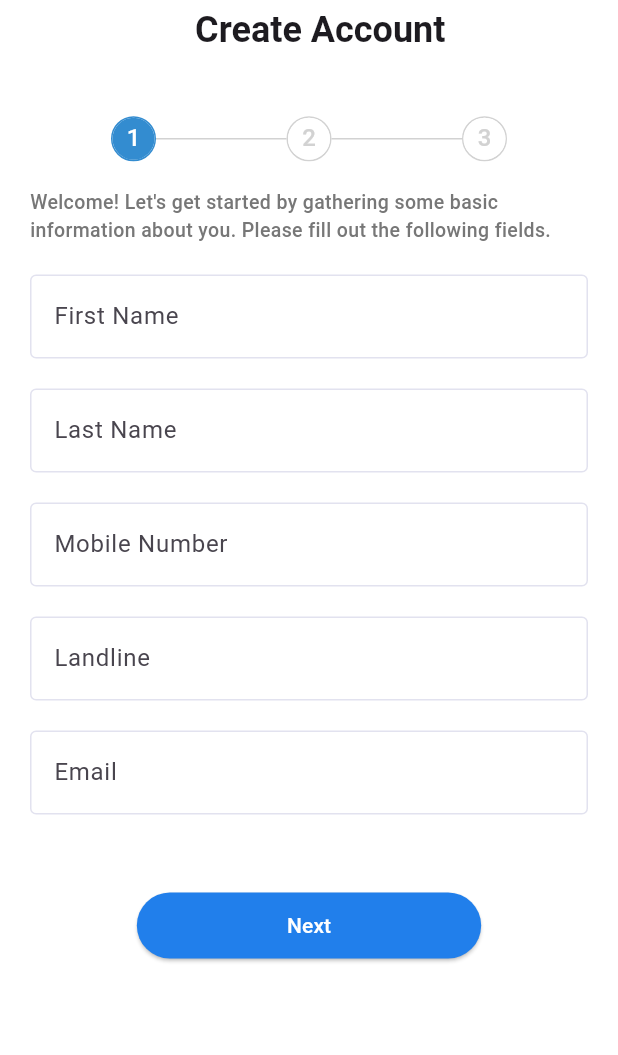
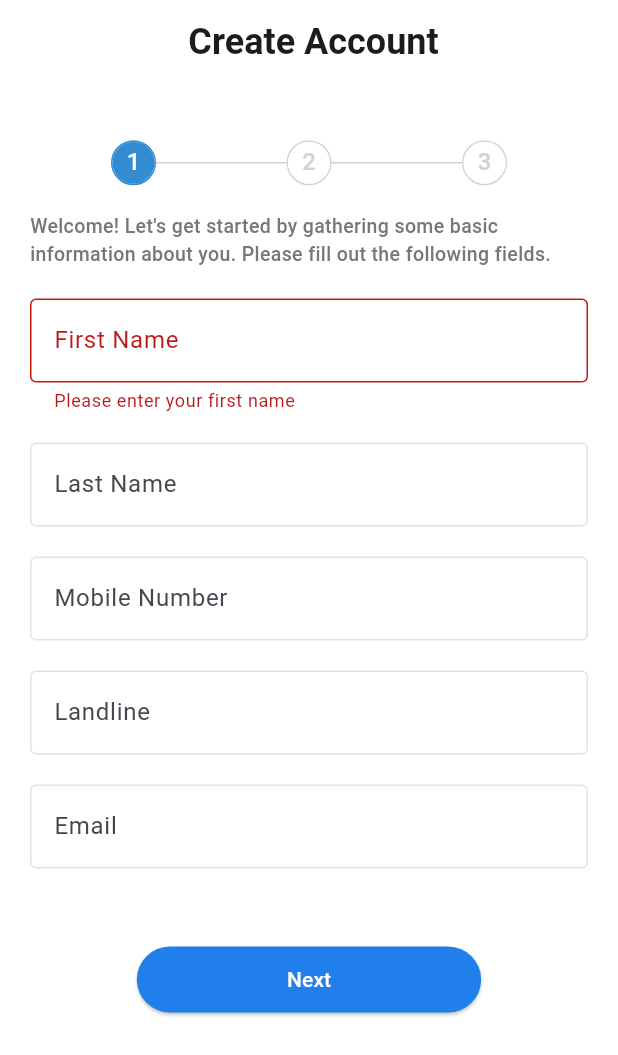
Before and after one commit to m7mda4raf99/blnk_mobile_task, a Flutter app: the screen it shows after launch, after a tap on "Next", on a phone screen of 412 x 824 dp. Shown: the top 1055 px of the screen. Run offline on Flutter 3.47's test engine with Material 3 defaults, Android fonts, the phone set to English and light mode, and no system bars; drawn by our look-alikes of easy_stepper; our stand-ins replace flutter_bloc; accounts and stored records are empty.

Commit message:
Complete 'Registration --> stepper 2'

```diff
--- a/lib/business_logic/cubit/registration_state.dart
+++ b/lib/business_logic/cubit/registration_state.dart
@@ -6,3 +6,20 @@ sealed class RegistrationState {}
 final class RegistrationInitial extends RegistrationState {}
 
 final class Stepper1Completed extends RegistrationState {}
+
+final class Stepper1Error extends RegistrationState {
+  final List<Map<String, dynamic>> textFormFields;
+  Stepper1Error(this.textFormFields);
+}
+
+final class Stepper2Completed extends RegistrationState {}
+
+final class Stepper2Error extends RegistrationState {
+  final List<Map<String, dynamic>> textFormFields;
+  Stepper2Error(this.textFormFields);
+}
+
+final class StepperBack extends RegistrationState {
+  final User user;
+  StepperBack(this.user);
+}
--- a/lib/data/models/user.dart
+++ b/lib/data/models/user.dart
@@ -4,7 +4,13 @@ class User {
   String? mobileNumber;
   String? landline;
   String? email;
-  String? address;
+  String? apartment;
+  String? floor;
+  String? building;
+  String? streetName;
+  String? area;
+  String? city;
+  String? landMark;
   String? nationalIDFront;
   String? nationalIDBack;
 
@@ -16,7 +22,13 @@ class User {
     mobileNumber = json["mobile_number"];
     landline = json["landline"];
     email = json["email"];
-    address = json["address"];
+    apartment = json["apartment"];
+    floor = json["floor"];
+    building = json["building"];
+    streetName = json["street_name"];
+    area = json["area"];
+    city = json["city"];
+    landMark = json["land_mark"];
     nationalIDFront = json["national_id_front"];
     nationalIDBack = json["national_id_back"];
   }
@@ -29,7 +41,13 @@ class User {
     data["mobile_number"] = mobileNumber;
     data["landline"] = landline;
     data["email"] = email;
-    data["address"] = address;
+    data["apartment"] = apartment;
+    data["floor"] = floor;
+    data["building"] = building;
+    data["street_name"] = streetName;
+    data["area"] = area;
+    data["city"] = city;
+    data["land_mark"] = landMark;
     data["national_id_front"] = nationalIDFront;
     data["national_id_back"] = nationalIDBack;
 
--- a/lib/presentation/screens/registration_screen.dart
+++ b/lib/presentation/screens/registration_screen.dart
@@ -17,48 +17,62 @@ class RegistrationScreen extends StatefulWidget {
 class _RegistrationScreenState extends State<RegistrationScreen> {
   int activeStep = 0;
 
+  RegistrationCubit? registrationCubit;
+
   @override
   Widget build(BuildContext context) {
+    registrationCubit = BlocProvider.of<RegistrationCubit>(context);
+
+    return BlocBuilder<RegistrationCubit, RegistrationState>(
+      builder: (context, state) {
+        if (state is Stepper1Completed) {
+          activeStep++;
+        } else if (state is Stepper2Completed) {
+          activeStep++;
+        } else if (state is StepperBack) {
+          activeStep--;
+        }
+
         return Scaffold(
           backgroundColor: Colors.white,
           appBar: AppBar(
-        toolbarHeight: 40,
+            // toolbarHeight: 40,
             backgroundColor: Colors.white,
             leading: activeStep > 0
-            ? IconButton(
-                onPressed: () {}, icon: const Icon(Icons.arrow_back_outlined))
+                ? FloatingActionButton(
+                    elevation: 0,
+                    backgroundColor: Colors.transparent,
+                    onPressed: () {
+                      registrationCubit?.back();
+                    },
+                    child: const Icon(Icons.arrow_back_outlined),
+                  )
                 : const SizedBox(
                     width: 15,
                   ),
-        leadingWidth: 15,
             title: const Center(
               child: Text('Create Account',
                   style: TextStyle(fontWeight: FontWeight.w700, fontSize: 24)),
             ),
+            actions: const [SizedBox(width: 50)],
           ),
           body: SafeArea(
             child: Padding(
               padding: const EdgeInsets.all(20),
-          child: BlocBuilder<RegistrationCubit, RegistrationState>(
-            builder: (context, state) {
-              if (state is Stepper1Completed) {
-                activeStep++;
-              }
-
-              return Column(
+              child: Column(
                 children: [
                   CustomStepper(activeStep),
                   activeStep == 0
                       ? RegistrationStepper1()
                       : activeStep == 1
-                          ? const RegistrationStepper2()
+                          ? RegistrationStepper2()
                           : const RegistrationStepper3()
                 ],
-              );
-            },
               ),
             ),
           ),
         );
+      },
+    );
   }
 }
--- /dev/null
+++ b/lib/presentation/widgets/custom_text_field.dart
@@ -0,0 +1,46 @@
+import 'package:blnk_mobile_task/services/email_validation.dart';
+import 'package:flutter/material.dart';
+
+class CustomTextField extends StatelessWidget {
+  final Map<String, dynamic> field;
+  const CustomTextField({super.key, required this.field});
+
+  @override
+  Widget build(BuildContext context) {
+    return TextFormField(
+      key: field["key"],
+      focusNode: field["focusNode"],
+      onTapOutside: (text) {
+        field["focusNode"].unfocus();
+      },
+      controller: field["controller"],
+      decoration: InputDecoration(
+        errorBorder: const OutlineInputBorder(
+          borderSide: BorderSide(
+            color: Color.fromARGB(255, 201, 26, 13),
+          ),
+        ),
+        enabledBorder: const OutlineInputBorder(
+          borderSide: BorderSide(color: Color(0xFFE2E2EF)),
+        ),
+        focusedBorder: const OutlineInputBorder(
+          borderSide: BorderSide(color: Color(0xFFE2E2EF)),
+        ),
+        border: const OutlineInputBorder(),
+        labelText: field["name"],
+      ),
+      validator: (value) {
+        if (value == null || value.isEmpty) {
+          return 'Please enter your ${field["name"].toString().toLowerCase()}';
+        } else if (field["name"] == "Email" &&
+            !EmailValidation.isValidEmail(value)) {
+          return "Please enter a valid email.";
+        }
+        return null;
+      },
+      onChanged: (_) {
+        field["key"].currentState!.validate();
+      },
+    );
+  }
+}
--- a/lib/presentation/widgets/registration_stepper_1.dart
+++ b/lib/presentation/widgets/registration_stepper_1.dart
@@ -1,4 +1,5 @@
 import 'package:blnk_mobile_task/business_logic/cubit/registration_cubit.dart';
+import 'package:blnk_mobile_task/presentation/widgets/custom_text_field.dart';
 import 'package:flutter/material.dart';
 import 'package:flutter_bloc/flutter_bloc.dart';
 
@@ -45,6 +46,18 @@ class RegistrationStepper1 extends StatelessWidget {
   Widget build(BuildContext context) {
     registrationCubit = BlocProvider.of<RegistrationCubit>(context);
 
+    return BlocBuilder<RegistrationCubit, RegistrationState>(
+      builder: (context, state) {
+        if (state is Stepper1Error) {
+          textFormFields = state.textFormFields;
+        } else if (state is StepperBack) {
+          textFormFields[0]["controller"].text = state.user.firstName;
+          textFormFields[1]["controller"].text = state.user.lastName;
+          textFormFields[2]["controller"].text = state.user.mobileNumber;
+          textFormFields[3]["controller"].text = state.user.landline;
+          textFormFields[4]["controller"].text = state.user.email;
+        }
+
         return Expanded(
           child: SingleChildScrollView(
             child: Column(
@@ -61,37 +74,7 @@ class RegistrationStepper1 extends StatelessWidget {
                 for (var textFormField in textFormFields)
                   Column(
                     children: [
-                  TextFormField(
-                    key: textFormField["key"],
-                    focusNode: textFormField["focusNode"],
-                    onTapOutside: (text) {
-                      textFormField["focusNode"].unfocus();
-                    },
-                    controller: textFormField["controller"],
-                    decoration: InputDecoration(
-                      errorBorder: const OutlineInputBorder(
-                          borderSide: BorderSide(
-                              color: Color.fromARGB(255, 201, 26, 13))),
-                      enabledBorder: const OutlineInputBorder(
-                          borderSide: BorderSide(color: Color(0xFFE2E2EF))),
-                      focusedBorder: const OutlineInputBorder(
-                          borderSide: BorderSide(color: Color(0xFFE2E2EF))),
-                      border: const OutlineInputBorder(),
-                      labelText: textFormField["name"],
-                    ),
-                    validator: (value) {
-                      if (value == null || value.isEmpty) {
-                        return 'Please enter your ${textFormField["name"].toString().toLowerCase()}';
-                      } else if (textFormField["name"] == "Email" &&
-                          !isValidEmail(value)) {
-                        return "Please enter a valid email.";
-                      }
-                      return null;
-                    },
-                    onChanged: (_) {
-                      textFormField["key"].currentState!.validate();
-                    },
-                  ),
+                      CustomTextField(field: textFormField),
                       const SizedBox(height: 20)
                     ],
                   ),
@@ -101,8 +84,8 @@ class RegistrationStepper1 extends StatelessWidget {
                     registrationCubit?.stepper1Submitted(textFormFields);
                   },
                   style: ElevatedButton.styleFrom(
-                  padding:
-                      const EdgeInsets.symmetric(horizontal: 100, vertical: 12),
+                      padding: const EdgeInsets.symmetric(
+                          horizontal: 100, vertical: 12),
                       backgroundColor: const Color(0xFF217FEB),
                       foregroundColor: Colors.white),
                   child: const Text('Next'),
@@ -111,15 +94,7 @@ class RegistrationStepper1 extends StatelessWidget {
             ),
           ),
         );
-  }
-
-  bool isValidEmail(String email) {
-    final RegExp emailRegex = RegExp(
-      r'^[\w-]+(\.[\w-]+)*@[\w-]+(\.[\w-]+)*(\.[a-z]{2,4})$',
-      caseSensitive: false,
-      multiLine: false,
+      },
     );
-
-    return emailRegex.hasMatch(email);
   }
 }
--- /dev/null
+++ b/lib/services/email_validation.dart
@@ -0,0 +1,11 @@
+class EmailValidation {
+  static bool isValidEmail(String email) {
+    final RegExp emailRegex = RegExp(
+      r'^[\w-]+(\.[\w-]+)*@[\w-]+(\.[\w-]+)*(\.[a-z]{2,4})$',
+      caseSensitive: false,
+      multiLine: false,
+    );
+
+    return emailRegex.hasMatch(email);
+  }
+}
```
Also changed, not shown: lib/business_logic/cubit/registration_cubit.dart (+27 -0 lines), lib/presentation/widgets/custom_dropdown_field.dart (added, +40 -0 lines), lib/presentation/widgets/registration_stepper_2.dart (+137 -2 lines). Lines whose indentation alone changed are shown as unchanged.
